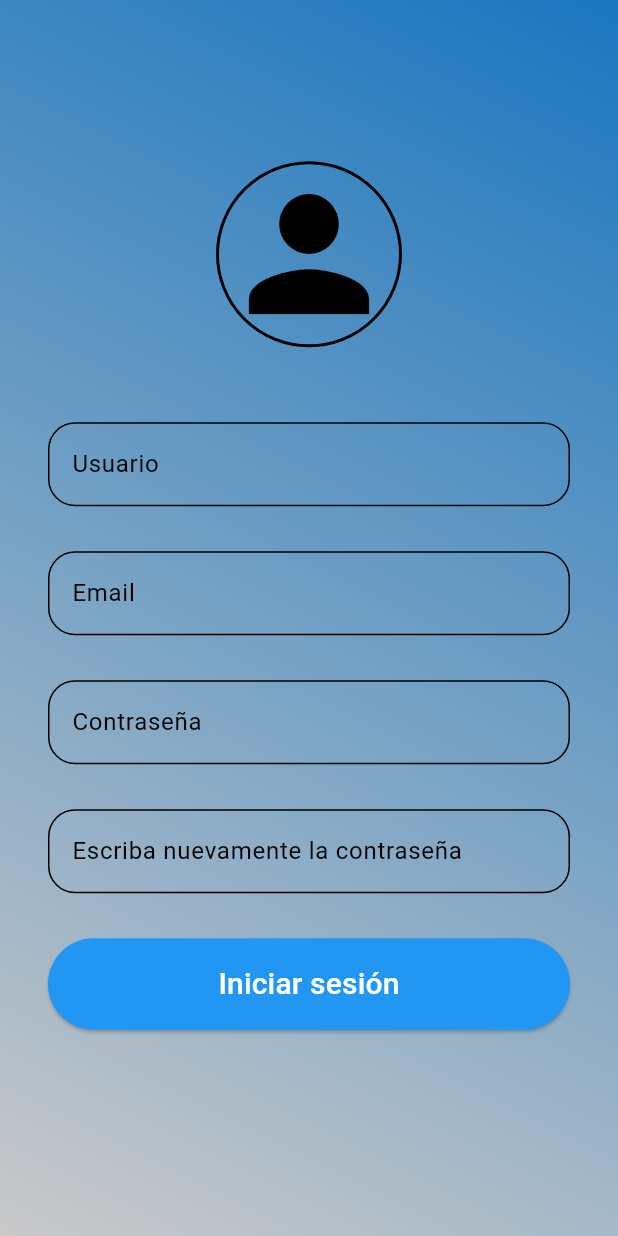
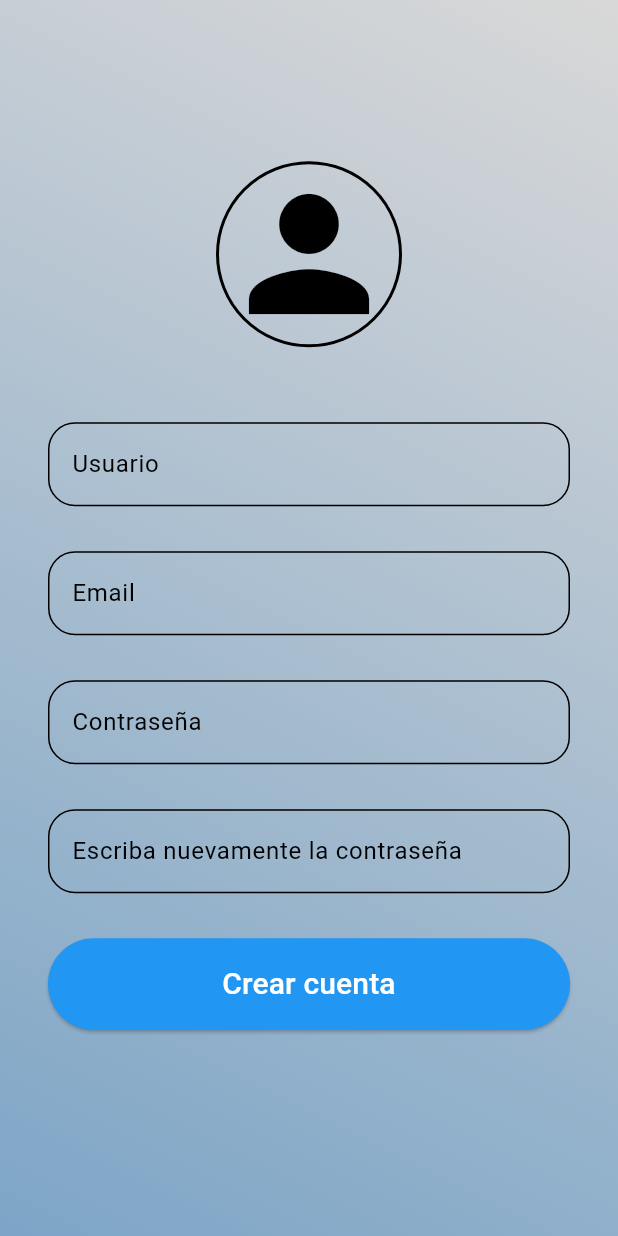
Before and after one commit to JesusGarciaShakur/App_Movil, a Flutter app: the screen it shows after launch, after a tap on "Crear cuenta", on a phone screen of 412 x 824 dp. Run offline on Flutter 3.47's test engine with Material 3 defaults, Android fonts, the phone set to English and light mode, and no system bars; our stand-ins replace firebase_core, firebase_database, google_fonts, percent_indicator; accounts and stored records are empty.

Commit message:
Changes of menu

```diff
--- a/lib/Screens/home_screen.dart
+++ b/lib/Screens/home_screen.dart
@@ -7,24 +7,16 @@ class HomePage extends StatefulWidget {
   const HomePage({super.key});
 
   @override
-  State<HomePage> createState() => _LoginPageState();
+  State<HomePage> createState() => LoginPageState();
 }
 
-class _LoginPageState extends State<HomePage> {
+class LoginPageState extends State<HomePage> {
   TextEditingController usernameController = TextEditingController();
   TextEditingController passwordController = TextEditingController();
   @override
   Widget build(BuildContext context) {
     return Container(
-      decoration: const BoxDecoration(
-          gradient: LinearGradient(
-        begin: Alignment.topRight,
-        end: Alignment.bottomLeft,
-        colors: [
-          Colors.blue,
-          Colors.white,
-        ],
-      )),
+      decoration: AppTheme.foundColor,
       child: Scaffold(
         backgroundColor: Colors.transparent,
         body: _page(),
@@ -39,7 +31,7 @@ class _LoginPageState extends State<HomePage> {
         child: Column(
           mainAxisAlignment: MainAxisAlignment.center,
           children: [
-            _icon(),
+            _logo(),
             const SizedBox(height: 50.0),
             _signInButton(),
             const SizedBox(height: 30.0),
@@ -51,19 +43,23 @@ class _LoginPageState extends State<HomePage> {
     );
   }
 
-  Widget _icon() {
-    return Container(
-      decoration: BoxDecoration(
-          border: Border.all(color: Colors.black, width: 2),
-          shape: BoxShape.circle),
-      child: const Icon(
-        Icons.person,
-        color: Colors.black,
-        size: 120.0,
-      ),
-    );
-  }
-
+  Card _logo() {
+  return Card(
+    shape: RoundedRectangleBorder(
+      borderRadius: BorderRadius.circular(360),
+    ),
+    margin: const EdgeInsets.all(20),
+    elevation: 10,
+    child: const Column(
+      children: [
+        CircleAvatar(
+          radius: 100, // Ajusta el radio según tus necesidades
+          backgroundImage: AssetImage('assets/img/logo.jpg'),
+        ),
+      ],
+    ),
+  );
+}
 // Widgets de Usuario y contraseña
   Future<Widget> _inputField(String hintText, TextEditingController controller,
       {isPassword = false}) async {
--- a/lib/create_account_screen.dart
+++ b/lib/create_account_screen.dart
@@ -23,6 +23,8 @@ class CreateAccount extends StatefulWidget {
 }
 
 class _LoginPageState extends State<CreateAccount> {
+  final ScrollController _scrollController = ScrollController();
+  final FocusNode _focusNode = FocusNode();
   TextEditingController usernameController = TextEditingController();
   TextEditingController emailController = TextEditingController();
   TextEditingController passwordController = TextEditingController();
@@ -38,12 +40,38 @@ class _LoginPageState extends State<CreateAccount> {
     );
   }
 
+
+  @override
+  void initState() {
+    super.initState();
+    _focusNode.addListener(_scrollToBottomOnFocusChange);
+  }
+
+  @override
+  void dispose() {
+    _scrollController.dispose();
+    _focusNode.dispose();
+    super.dispose();
+  }
+
+  void _scrollToBottomOnFocusChange() {
+    if (_focusNode.hasFocus) {
+      _scrollController.animateTo(
+        _scrollController.position.maxScrollExtent,
+        duration: const Duration(milliseconds: 500),
+        curve: Curves.easeInOut,
+      );
+    }
+  }
+
    Widget _page() {
   return Padding(
     padding: const EdgeInsets.all(32.0),
     child: Center(
+      child: SingleChildScrollView(
+        controller: _scrollController,
         child: Column(
-          mainAxisAlignment: MainAxisAlignment.center,
+          crossAxisAlignment: CrossAxisAlignment.center,
           children: [
             _icon(),
             const SizedBox(height: 50.0),
@@ -53,18 +81,17 @@ class _LoginPageState extends State<CreateAccount> {
             const SizedBox(height: 30.0),
             _inputField("Contraseña", passwordController, isPassword: true),
             const SizedBox(height: 30.0),
-            _inputField(
-                "Escriba nuevamente la contraseña", reEnterPassController,
-                isPassword: true),
+            _inputField("Escriba nuevamente la contraseña", reEnterPassController, isPassword: true),
             const SizedBox(height: 30.0),
             _signInButton(),
             const SizedBox(height: 30.0),
-            // _passText(),
           ],
+        ),
       ),
     ),
   );
 }
+
 
   Widget _icon() {
     return Container(
@@ -100,12 +127,29 @@ class _LoginPageState extends State<CreateAccount> {
 // Botón de inicio de sesión
   Widget _signInButton() {
   return ElevatedButton(
-      // Mostrar datos en debug console
     onPressed: () {
-        debugPrint("Usuario: " + usernameController.text);
-        debugPrint("Email: " + emailController.text);
-        debugPrint("Contraseña: " + passwordController.text);
-        debugPrint("Contraseña: " + reEnterPassController.text);
+      String username = usernameController.text.trim();
+      String email = emailController.text.trim();
+      String password = passwordController.text.trim();
+      String reEnterPassword = reEnterPassController.text.trim();
+
+      if (username.isEmpty || email.isEmpty || password.isEmpty || reEnterPassword.isEmpty) {
+        ScaffoldMessenger.of(context).showSnackBar(
+          const SnackBar(content: Text('Por favor completa todos los campos.')),
+        );
+        return;
+      }
+
+      if (password != reEnterPassword) {
+        ScaffoldMessenger.of(context).showSnackBar(
+          const SnackBar(content: Text('Las contraseñas no coinciden.')),
+        );
+        return;
+      }
+
+      debugPrint("Usuario: $username");
+      debugPrint("Email: $email");
+      debugPrint("Contraseña: $password");
 
       final route2 = MaterialPageRoute(builder: (context) {
         return const SignIn();
@@ -113,15 +157,19 @@ class _LoginPageState extends State<CreateAccount> {
       Navigator.push(context, route2);
     },
        style: ElevatedButton.styleFrom(
-          foregroundColor: Colors.white, backgroundColor: Colors.blue, shape: const StadiumBorder(),
-          padding: const EdgeInsets.symmetric(vertical: 16.0)),
+        foregroundColor: Colors.white,
+        backgroundColor: Colors.blue,
+        shape: const StadiumBorder(),
+        padding: const EdgeInsets.symmetric(vertical: 16.0),
+      ),
       child: const SizedBox(
         width: double.infinity,
         child: Text(
-            "Iniciar sesión",
+          "Crear cuenta",
           textAlign: TextAlign.center,
           style: TextStyle(fontSize: 20.0),
-          )),
+        ),
+      ),
     );
   }
 
--- a/lib/theme/app_theme.dart
+++ b/lib/theme/app_theme.dart
@@ -1,15 +1,76 @@
 import 'package:flutter/material.dart';
+import 'package:google_fonts/google_fonts.dart';
 class AppTheme {
   static const textColor =  Color.fromARGB(255, 0, 0, 0);
   static const iconColor =  Color.fromARGB(255, 0, 0, 0);
-  static const bottomColor =  Color.fromARGB(54, 0, 0, 0);
+  static const color = Color.fromARGB(199, 152, 179, 238);
+  static const bottomColor =  Color.fromARGB(54, 73, 72, 72);
   static const foundColor = BoxDecoration(
           gradient: LinearGradient(
         begin: Alignment.topRight,
         end: Alignment.bottomLeft,
         colors: [
-          Colors.blue,
           Colors.white,
+          Color.fromARGB(255, 139, 190, 233),
         ],
-      ));
+    ),
+  );
+  static final ThemeData lightTheme = ThemeData.light().copyWith(
+    // colores del tema claro
+    scaffoldBackgroundColor: textColor,
+        appBarTheme: AppBarTheme(
+          color: textColor,
+          titleTextStyle: GoogleFonts.lato(
+            color: textColor,
+            fontSize: 28.5,
+            fontWeight: FontWeight.bold,
+          ),
+        ),
+        iconTheme: const IconThemeData(
+          color: iconColor,
+          size: 35.0
+        ),
+
+        // estilo de botones
+        elevatedButtonTheme: ElevatedButtonThemeData(
+          style: ButtonStyle(
+            backgroundColor: MaterialStateProperty.all(textColor),
+            foregroundColor: MaterialStateProperty.all(color),
+            textStyle: MaterialStateProperty.all(
+              GoogleFonts.pacifico(
+                fontSize: 25.0
+              ),
+            ),
+          )
+        ),
+
+        // estilo de los textos
+        textTheme: TextTheme(
+          // Títulos de primer nivel
+          headlineLarge: GoogleFonts.acme(
+            fontSize: 23.0,
+            fontWeight: FontWeight.bold,
+            color: textColor,
+            decoration: TextDecoration.underline,
+            decorationColor: color,
+            decorationStyle: TextDecorationStyle.double,
+            decorationThickness: 1.5,
+          ),
+
+          headlineMedium: GoogleFonts.alexandria(
+            fontSize: 20.5,
+            fontWeight: FontWeight.w700,
+            color: textColor,
+
+          ),
+
+          // Fuennte para textos muy pequeños
+          bodySmall: GoogleFonts.pacifico(
+            fontSize: 18.0,
+            fontWeight: FontWeight.w500,
+            color: textColor,
+            fontStyle: FontStyle.italic
+          ),
+        )
+  );
 }
--- a/pubspec.yaml
+++ b/pubspec.yaml
@@ -13,6 +13,7 @@ dependencies:
   flutter:
     sdk: flutter
   percent_indicator: ^4.2.3
+  google_fonts:
 
 dev_dependencies:
   flutter_test:
@@ -21,3 +22,6 @@ dev_dependencies:
 
 flutter:
   uses-material-design: true
+  assets:
+    - assets/img/logo.jpg
+    - assets/img/rotoplas.png
```
Also changed, not shown: lib/login_page.dart (+6 -2 lines), lib/sign_in_screen.dart (+131 -140 lines), assets/img/logo.jpg (added), assets/img/logo.png (added), assets/img/rotoplas.png (added), lib/Screens/notifications.dart (line endings or trailing spaces), pubspec.lock, 1 other file. Lines whose indentation alone changed are shown as unchanged.
